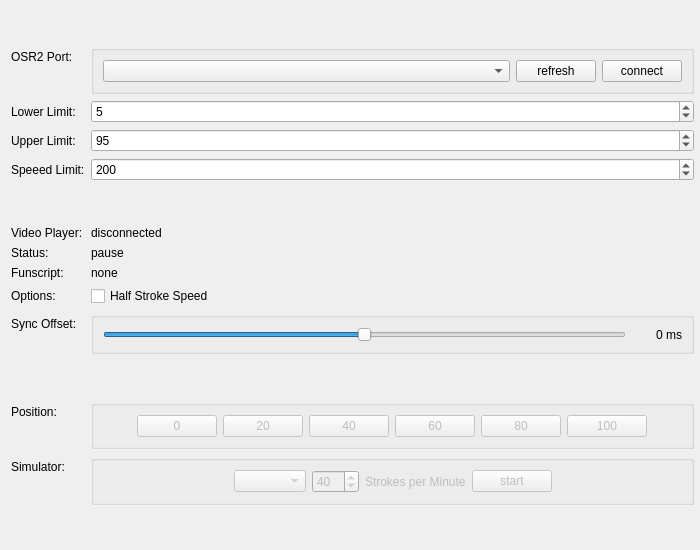
michael-mueller-git/Python-TCode-Player, file tcode_player/osr2_player_view.ui: the form before one commit.
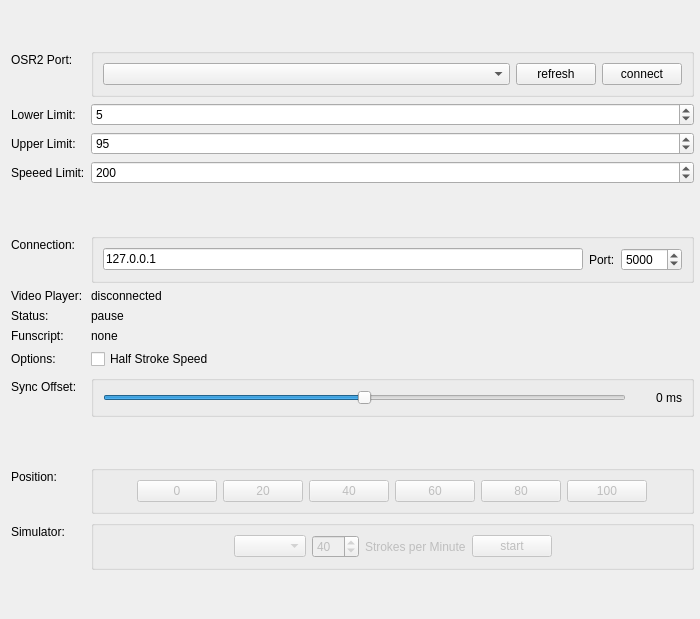
The form after the commit.

Commit message: add connect param to gui

Diff of the .ui file:
```diff
--- a/tcode_player/osr2_player_view.ui
+++ b/tcode_player/osr2_player_view.ui
@@ -7,7 +7,7 @@
                 <x>0</x>
                 <y>0</y>
                 <width>700</width>
-                <height>550</height>
+    <height>619</height>
             </rect>
         </property>
         <property name="windowTitle">
@@ -61,7 +61,7 @@
                         </sizepolicy>
                     </property>
                     <property name="title">
-                        <string />
+      <string/>
                     </property>
                     <layout class="QHBoxLayout" name="horizontalLayout_2">
                         <item>
@@ -143,6 +143,32 @@
                     </property>
                 </widget>
             </item>
+   <item row="7" column="0">
+    <widget class="QLabel" name="label_4">
+     <property name="text">
+      <string>Speeed Limit:</string>
+     </property>
+    </widget>
+   </item>
+   <item row="7" column="1">
+    <widget class="QSpinBox" name="speedLimitSpinBox">
+     <property name="sizePolicy">
+      <sizepolicy hsizetype="MinimumExpanding" vsizetype="Fixed">
+       <horstretch>0</horstretch>
+       <verstretch>0</verstretch>
+      </sizepolicy>
+     </property>
+     <property name="maximum">
+      <number>2000</number>
+     </property>
+     <property name="singleStep">
+      <number>5</number>
+     </property>
+     <property name="value">
+      <number>200</number>
+     </property>
+    </widget>
+   </item>
             <item row="8" column="1">
                 <spacer name="verticalSpacerSplit1">
                     <property name="orientation">
@@ -156,59 +182,112 @@
                     </property>
                 </spacer>
             </item>
-            <item row="9" column="0">
+   <item row="13" column="1">
+    <widget class="QGroupBox" name="groupBox">
+     <property name="sizePolicy">
+      <sizepolicy hsizetype="Preferred" vsizetype="Maximum">
+       <horstretch>0</horstretch>
+       <verstretch>0</verstretch>
+      </sizepolicy>
+     </property>
+     <property name="title">
+      <string/>
+     </property>
+     <layout class="QHBoxLayout" name="horizontalLayout_8">
+      <item>
+       <widget class="QLineEdit" name="lineEdit">
+        <property name="text">
+         <string>127.0.0.1</string>
+        </property>
+       </widget>
+      </item>
+      <item>
+       <widget class="QLabel" name="label_6">
+        <property name="text">
+         <string>Port:</string>
+        </property>
+       </widget>
+      </item>
+      <item>
+       <widget class="QSpinBox" name="spinBox">
+        <property name="maximum">
+         <number>65000</number>
+        </property>
+        <property name="value">
+         <number>5000</number>
+        </property>
+       </widget>
+      </item>
+     </layout>
+    </widget>
+   </item>
+   <item row="15" column="0">
                 <widget class="QLabel" name="labelWhirligig">
                     <property name="text">
                         <string>Video Player:</string>
                     </property>
                 </widget>
             </item>
-            <item row="9" column="1">
+   <item row="15" column="1">
                 <widget class="QLabel" name="whirligigTimeserverLabel">
                     <property name="text">
                         <string>disconnected</string>
                     </property>
                 </widget>
             </item>
-            <item row="10" column="0">
+   <item row="17" column="0">
                 <widget class="QLabel" name="labelStatus">
                     <property name="text">
                         <string>Status:</string>
                     </property>
                 </widget>
             </item>
-            <item row="10" column="1">
+   <item row="17" column="1">
                 <widget class="QLabel" name="playerStatusLabel">
                     <property name="text">
                         <string>pause</string>
                     </property>
                 </widget>
             </item>
-            <item row="11" column="0">
+   <item row="18" column="0">
                 <widget class="QLabel" name="labelFunscript">
                     <property name="text">
                         <string>Funscript:</string>
                     </property>
                 </widget>
             </item>
-            <item row="11" column="1">
+   <item row="18" column="1">
                 <widget class="QLabel" name="funscriptLabel">
                     <property name="text">
                         <string>none</string>
                     </property>
                 </widget>
             </item>
-            <item row="13" column="0">
+   <item row="19" column="0">
+    <widget class="QLabel" name="label_3">
+     <property name="text">
+      <string>Options:</string>
+     </property>
+    </widget>
+   </item>
+   <item row="19" column="1">
+    <widget class="QCheckBox" name="halfStrokeCheckBox">
+     <property name="text">
+      <string>Half Stroke Speed</string>
+     </property>
+    </widget>
+   </item>
+   <item row="20" column="0">
                 <widget class="QLabel" name="labelOffset">
                     <property name="text">
                         <string>Sync Offset:</string>
                     </property>
                 </widget>
             </item>
-            <item row="13" column="1">
+   <item row="20" column="1">
                 <widget class="QGroupBox" name="offsetGroupBox">
                     <property name="title">
-                        <string />
+      <string/>
                     </property>
                     <layout class="QHBoxLayout" name="horizontalLayout_4">
                         <item>
@@ -243,7 +322,7 @@
                     </layout>
                 </widget>
             </item>
-            <item row="15" column="1">
+   <item row="22" column="1">
                 <spacer name="verticalSpacer_2">
                     <property name="orientation">
                         <enum>Qt::Vertical</enum>
@@ -256,14 +335,14 @@
                     </property>
                 </spacer>
             </item>
-            <item row="16" column="0">
+   <item row="23" column="0">
                 <widget class="QLabel" name="labelPosition">
                     <property name="text">
                         <string>Position:</string>
                     </property>
                 </widget>
             </item>
-            <item row="16" column="1">
+   <item row="23" column="1">
                 <widget class="QGroupBox" name="positionGroupBox">
                     <property name="enabled">
                         <bool>false</bool>
@@ -275,7 +354,7 @@
                         </sizepolicy>
                     </property>
                     <property name="title">
-                        <string />
+      <string/>
                     </property>
                     <layout class="QHBoxLayout" name="horizontalLayout">
                         <item>
@@ -349,20 +428,20 @@
                     </layout>
                 </widget>
             </item>
-            <item row="18" column="0">
+   <item row="25" column="0">
                 <widget class="QLabel" name="label">
                     <property name="text">
                         <string>Simulator:</string>
                     </property>
                 </widget>
             </item>
-            <item row="18" column="1">
+   <item row="25" column="1">
                 <widget class="QGroupBox" name="simulatorGroupBox">
                     <property name="enabled">
                         <bool>false</bool>
                     </property>
                     <property name="title">
-                        <string />
+      <string/>
                     </property>
                     <layout class="QHBoxLayout" name="horizontalLayout_20">
                         <item>
@@ -379,7 +458,7 @@
                             </spacer>
                         </item>
                         <item>
-                            <widget class="QComboBox" name="simulatorModeComboBox" />
+       <widget class="QComboBox" name="simulatorModeComboBox"/>
                         </item>
                         <item>
                             <widget class="QSpinBox" name="strokesSpinBox">
@@ -427,7 +506,7 @@
                     </layout>
                 </widget>
             </item>
-            <item row="19" column="1">
+   <item row="26" column="1">
                 <spacer name="verticalSpacerBottom">
                     <property name="orientation">
                         <enum>Qt::Vertical</enum>
@@ -440,43 +519,10 @@
                     </property>
                 </spacer>
             </item>
-            <item row="12" column="1">
-                <widget class="QCheckBox" name="halfStrokeCheckBox">
+   <item row="13" column="0">
+    <widget class="QLabel" name="label_5">
                     <property name="text">
-                        <string>Half Stroke Speed</string>
-                    </property>
-                </widget>
-            </item>
-            <item row="12" column="0">
-                <widget class="QLabel" name="label_3">
-                    <property name="text">
-                        <string>Options:</string>
-                    </property>
-                </widget>
-            </item>
-            <item row="7" column="0">
-                <widget class="QLabel" name="label_4">
-                    <property name="text">
-                        <string>Speeed Limit:</string>
-                    </property>
-                </widget>
-            </item>
-            <item row="7" column="1">
-                <widget class="QSpinBox" name="speedLimitSpinBox">
-                    <property name="sizePolicy">
-                        <sizepolicy hsizetype="MinimumExpanding" vsizetype="Fixed">
-                            <horstretch>0</horstretch>
-                            <verstretch>0</verstretch>
-                        </sizepolicy>
-                    </property>
-                    <property name="maximum">
-                        <number>2000</number>
-                    </property>
-                    <property name="singleStep">
-                        <number>5</number>
-                    </property>
-                    <property name="value">
-                        <number>200</number>
+      <string>Connection:</string>
                     </property>
                 </widget>
             </item>
```
Left out of the diff: 4 changed lines with no effect on the pictures. Lines whose indentation alone changed are shown as unchanged. The commit also changes 3 other files.
